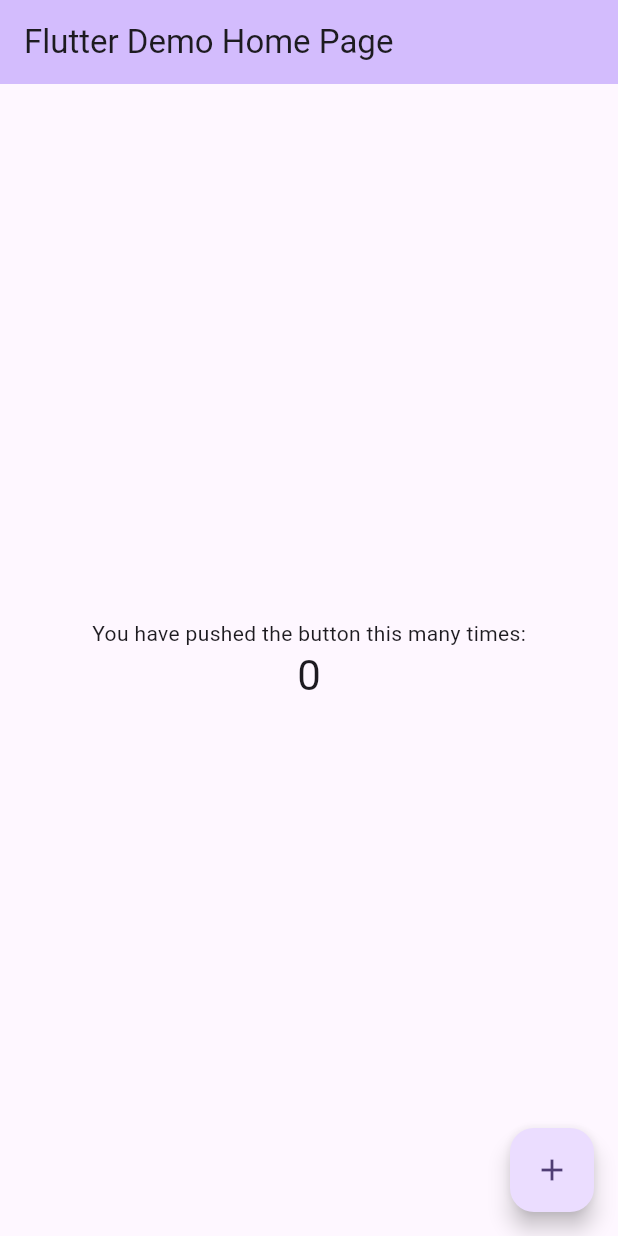
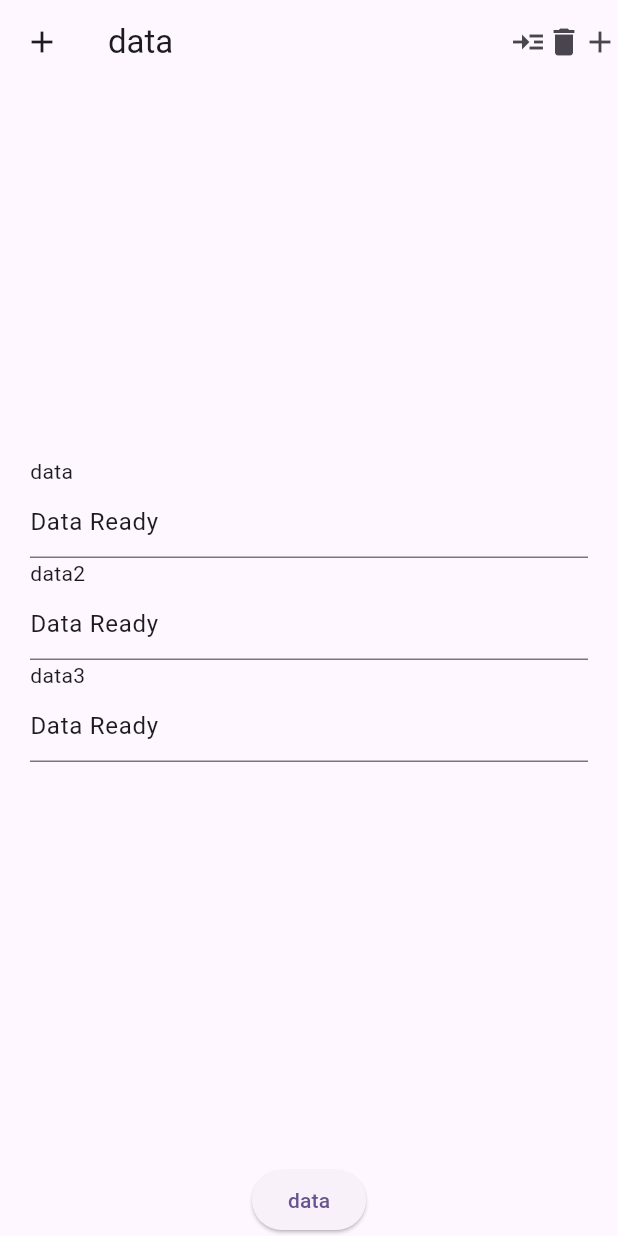
Before and after one commit to sivanesan1103/login, a Flutter app: the screen it shows after launch, on a phone screen of 412 x 824 dp. Run offline on Flutter 3.47's test engine with Material 3 defaults, Android fonts, the phone set to English and light mode, and no system bars.

Commit message:
first commit

```diff
--- a/lib/main.dart
+++ b/lib/main.dart
@@ -1,4 +1,6 @@
 import 'package:flutter/material.dart';
+
+import 'next_page.dart';
 
 void main() {
   runApp(const MyApp());
@@ -7,48 +9,20 @@
 class MyApp extends StatelessWidget {
   const MyApp({super.key});
 
-  // This widget is the root of your application.
   @override
   Widget build(BuildContext context) {
     return MaterialApp(
-      title: 'Flutter Demo',
       theme: ThemeData(
-        // This is the theme of your application.
-        //
-        // TRY THIS: Try running your application with "flutter run". You'll see
-        // the application has a purple toolbar. Then, without quitting the app,
-        // try changing the seedColor in the colorScheme below to Colors.green
-        // and then invoke "hot reload" (save your changes or press the "hot
-        // reload" button in a Flutter-supported IDE, or press "r" if you used
-        // the command line to start the app).
-        //
-        // Notice that the counter didn't reset back to zero; the application
-        // state is not lost during the reload. To reset the state, use hot
-        // restart instead.
-        //
-        // This works for code too, not just values: Most code changes can be
-        // tested with just a hot reload.
         colorScheme: ColorScheme.fromSeed(seedColor: Colors.deepPurple),
         useMaterial3: true,
       ),
-      home: const MyHomePage(title: 'Flutter Demo Home Page'),
+      home: MyHomePage(),
     );
   }
 }
 
 class MyHomePage extends StatefulWidget {
-  const MyHomePage({super.key, required this.title});
-
-  // This widget is the home page of your application. It is stateful, meaning
-  // that it has a State object (defined below) that contains fields that affect
-  // how it looks.
-
-  // This class is the configuration for the state. It holds the values (in this
-  // case the title) provided by the parent (in this case the App widget) and
-  // used by the build method of the State. Fields in a Widget subclass are
-  // always marked "final".
-
-  final String title;
+  const MyHomePage({super.key});
 
   @override
   State<MyHomePage> createState() => _MyHomePageState();
@@ -59,67 +33,70 @@
 
   void _incrementCounter() {
     setState(() {
-      // This call to setState tells the Flutter framework that something has
-      // changed in this State, which causes it to rerun the build method below
-      // so that the display can reflect the updated values. If we changed
-      // _counter without calling setState(), then the build method would not be
-      // called again, and so nothing would appear to happen.
       _counter++;
     });
   }
 
+  double height = 10.0;
+
+  TextEditingController controller = TextEditingController(text: "Data Ready");
+
   @override
   Widget build(BuildContext context) {
-    // This method is rerun every time setState is called, for instance as done
-    // by the _incrementCounter method above.
-    //
-    // The Flutter framework has been optimized to make rerunning build methods
-    // fast, so that you can just rebuild anything that needs updating rather
-    // than having to individually change instances of widgets.
+    double sHeight = MediaQuery.of(context).size.height;
+    double sWidth = MediaQuery.of(context).size.width;
+    double rHeight =
+        sHeight - (sHeight * 0.04) - MediaQuery.of(context).padding.top;
     return Scaffold(
+      // backgroundColor: Colors.red.withOpacity(0.4),
       appBar: AppBar(
-        // TRY THIS: Try changing the color here to a specific color (to
-        // Colors.amber, perhaps?) and trigger a hot reload to see the AppBar
-        // change color while the other colors stay the same.
-        backgroundColor: Theme.of(context).colorScheme.inversePrimary,
-        // Here we take the value from the MyHomePage object that was created by
-        // the App.build method, and use it to set our appbar title.
-        title: Text(widget.title),
+        leading: Icon(Icons.add),
+        title: Text("data"),
+        actions: [Icon(Icons.read_more), Icon(Icons.delete), Icon(Icons.add)],
       ),
-      body: Center(
-        // Center is a layout widget. It takes a single child and positions it
-        // in the middle of the parent.
-        child: Column(
-          // Column is also a layout widget. It takes a list of children and
-          // arranges them vertically. By default, it sizes itself to fit its
-          // children horizontally, and tries to be as tall as its parent.
-          //
-          // Column has various properties to control how it sizes itself and
-          // how it positions its children. Here we use mainAxisAlignment to
-          // center the children vertically; the main axis here is the vertical
-          // axis because Columns are vertical (the cross axis would be
-          // horizontal).
-          //
-          // TRY THIS: Invoke "debug painting" (choose the "Toggle Debug Paint"
-          // action in the IDE, or press "p" in the console), to see the
-          // wireframe for each widget.
+      body: Container(
+        color: Colors.transparent,
+        child: Padding(
+          padding: EdgeInsets.symmetric(horizontal: 20),
+          child: Column(
+            mainAxisAlignment: MainAxisAlignment.center,
+            crossAxisAlignment: CrossAxisAlignment.start,
+            children: [
+              Text("data"),
+              TextField(
+                controller: controller,
+              ),
+              Text("data2"),
+              TextField(
+                controller: controller,
+              ),
+              Text("data3"),
+              TextField(
+                controller: controller,
+              ),
+            ],
+          ),
+        ),
+      ),
+      bottomNavigationBar: Padding(
+        padding: const EdgeInsets.only(top: 20),
+        child: Row(
           mainAxisAlignment: MainAxisAlignment.center,
-          children: <Widget>[
-            const Text(
-              'You have pushed the button this many times:',
-            ),
-            Text(
-              '$_counter',
-              style: Theme.of(context).textTheme.headlineMedium,
-            ),
+          children: [
+            ElevatedButton(
+                onPressed: () async {
+                  // Navigator.pop(context);
+                  await Navigator.push(context,
+                      MaterialPageRoute(builder: (context) => NewPage()));
+                  debugPrint("Data Executed");
+                  setState(() {
+                    controller.text = "Data Updated";
+                  });
+                },
+                child: Text("data"))
           ],
         ),
       ),
-      floatingActionButton: FloatingActionButton(
-        onPressed: _incrementCounter,
-        tooltip: 'Increment',
-        child: const Icon(Icons.add),
-      ), // This trailing comma makes auto-formatting nicer for build methods.
     );
   }
 }
--- /dev/null
+++ b/lib/next_page.dart
@@ -0,0 +1,30 @@
+import 'package:flutter/material.dart';
+
+import 'main.dart';
+
+class NewPage extends StatefulWidget {
+  const NewPage({super.key});
+
+  @override
+  State<NewPage> createState() => _NewPageState();
+}
+
+class _NewPageState extends State<NewPage> {
+  @override
+  Widget build(BuildContext context) {
+    return Scaffold(
+      appBar: AppBar(
+        title: const Text("data"),
+      ),
+      body: Center(
+        child: ElevatedButton(
+            onPressed: () {
+              Navigator.pop(context);
+              Navigator.push(context,
+                  MaterialPageRoute(builder: (context) => MyHomePage()));
+            },
+            child: Text("Go Back")),
+      ),
+    );
+  }
+}
```
